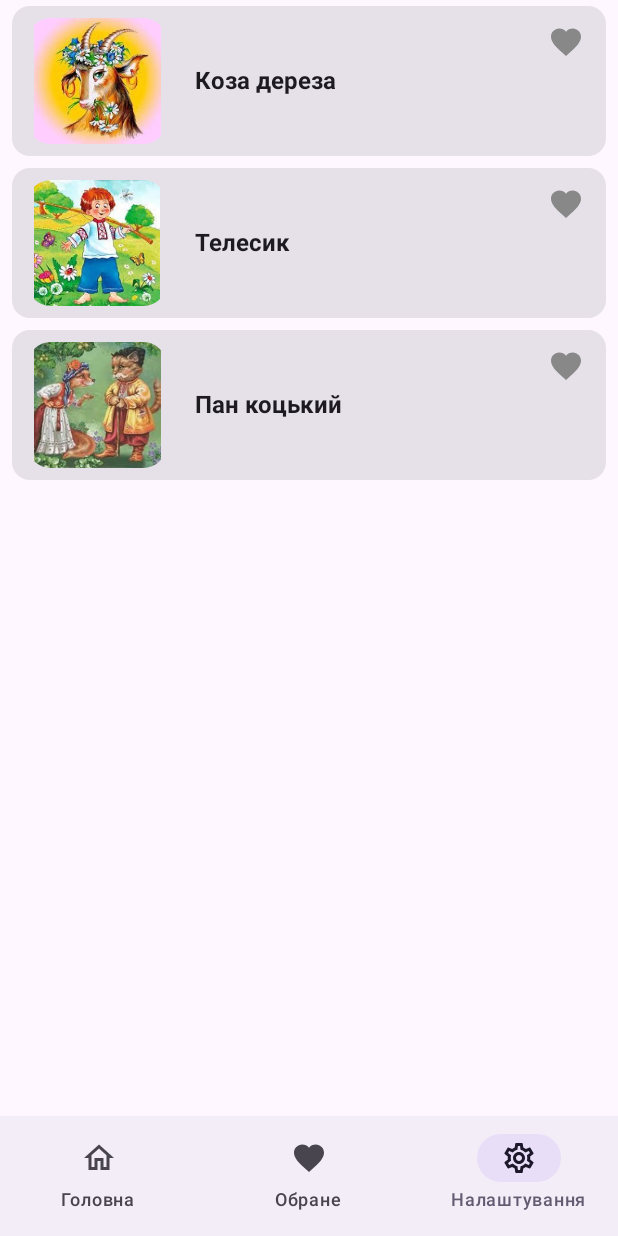
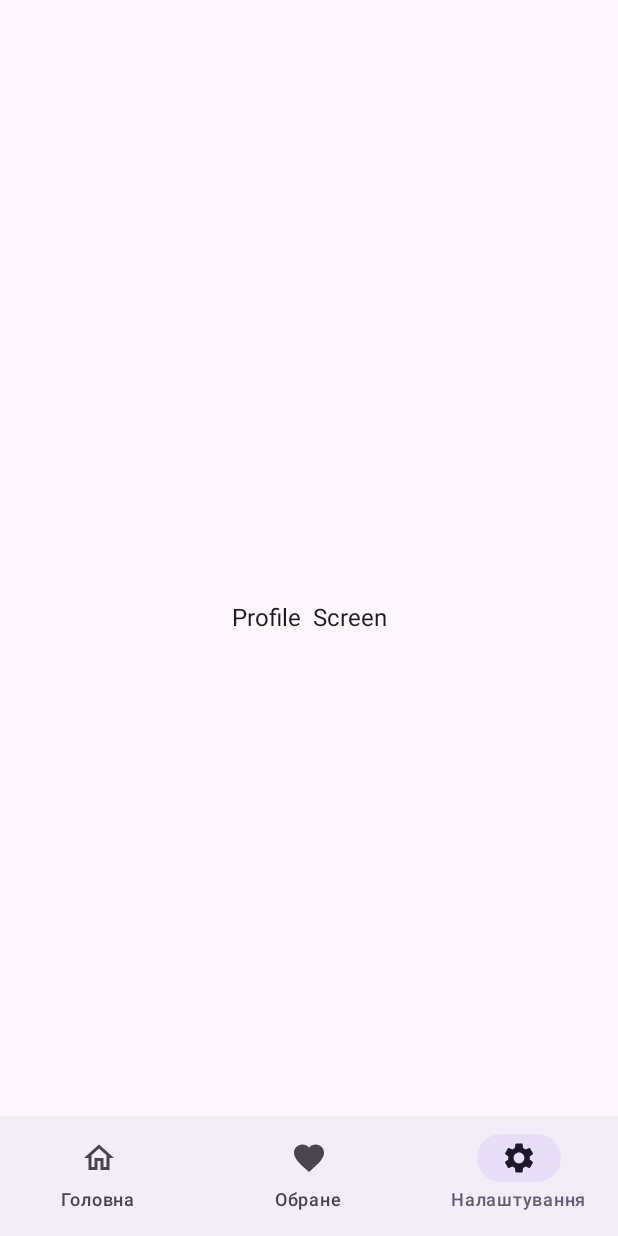
Before and after one commit to dgioto/FairyTales, an Android app built with Jetpack Compose: the screen it shows after launch (MainActivity), item 3 of the bottom bar chosen, on a phone screen of 412 x 824 dp. Run offline under Robolectric (Android 15) with nearby library versions, the phone set to English and light mode, and no system bars.

Commit message:
BottomNavigationBar improvements; setting up NavHost navigation

```diff
--- a/app/src/main/java/com/dgioto/fairytalesinukrainian/ui/MainScreen.kt
+++ b/app/src/main/java/com/dgioto/fairytalesinukrainian/ui/MainScreen.kt
@@ -1,5 +1,6 @@
 package com.dgioto.fairytalesinukrainian.ui
 
+import android.annotation.SuppressLint
 import androidx.compose.foundation.Image
 import androidx.compose.foundation.clickable
 import androidx.compose.foundation.layout.Arrangement
@@ -21,6 +22,7 @@ import androidx.compose.material3.Card
 import androidx.compose.material3.ExperimentalMaterial3Api
 import androidx.compose.material3.Icon
 import androidx.compose.material3.IconButton
+import androidx.compose.material3.NavigationBar
 import androidx.compose.material3.NavigationBarItem
 import androidx.compose.material3.Scaffold
 import androidx.compose.material3.Surface
@@ -28,7 +30,6 @@ import androidx.compose.material3.Text
 import androidx.compose.material3.TopAppBar
 import androidx.compose.runtime.Composable
 import androidx.compose.runtime.getValue
-import androidx.compose.runtime.mutableIntStateOf
 import androidx.compose.runtime.mutableStateOf
 import androidx.compose.runtime.remember
 import androidx.compose.runtime.setValue
@@ -43,80 +44,101 @@ import androidx.compose.ui.text.font.FontWeight
 import androidx.compose.ui.tooling.preview.Preview
 import androidx.compose.ui.unit.dp
 import androidx.compose.ui.unit.sp
+import androidx.navigation.NavController
+import androidx.navigation.NavHostController
+import androidx.navigation.NavType
+import androidx.navigation.compose.NavHost
+import androidx.navigation.compose.composable
+import androidx.navigation.compose.rememberNavController
+import androidx.navigation.navArgument
+import com.dgioto.fairytalesinukrainian.R
 import com.dgioto.fairytalesinukrainian.models.FairyTale
-import com.dgioto.fairytalesinukrainian.R
 import com.dgioto.fairytalesinukrainian.ui.theme.FairyTalesInUkrainianTheme
 
+@SuppressLint("UnusedMaterial3ScaffoldPaddingParameter")
 @Composable
 fun MainScreen() {
-    val navigateToDetail = remember { mutableStateOf(false) }
-    var selectedFairytale by remember { mutableStateOf<FairyTale?>(null) }
+    val navController = rememberNavController()
+    val items = listOf(
+        FairyTale(R.drawable.koza_dereza, "Коза дереза", "Description 1", false),
+        FairyTale(R.drawable.telesik, "Телесик", "Description 2", false),
+        FairyTale(R.drawable.pan_kozkiy, "Пан коцький", "Description 3", false),
+    )
 
-    if (navigateToDetail.value) {
-        DetailScreen(selectedFairytale!!, onBackClick = { navigateToDetail.value = false })
-    } else {
     Scaffold(
-            bottomBar = {
-                androidx.compose.material3.NavigationBar {
-                    val selectedItemPosition = remember {
-                        mutableIntStateOf(0)
+        bottomBar = { BottomNavigationBar(navController) }
+    ) {
+        NavHost(navController = navController, startDestination = NavigationItem.Home.route) {
+            composable(NavigationItem.Home.route) { HomeScreen(navController, items) }
+            composable(NavigationItem.Favourite.route) { FavouriteScreen() }
+            composable(NavigationItem.Profile.route) { ProfileScreen() }
+            composable(
+                route = "detail/{title}",
+                arguments = listOf(navArgument("title") { type = NavType.StringType })
+            ) { backStackEntry ->
+                val title = backStackEntry.arguments?.getString("title")
+                val fairyTale = items.find { it.title == title }
+                if (fairyTale != null) {
+                    DetailScreen(
+                        fairyTale = fairyTale,
+                        onBackClick = { navController.popBackStack() })
+                } else Text("Ошибка: Сказка не найдена")
+            }
+        }
+    }
 }
 
-                    val items = listOf(
-                        NavigationItem.Home,
-                        NavigationItem.Favourite,
-                        NavigationItem.Profile
+@Composable
+fun BottomNavigationBar(navController: NavController) {
+    NavigationBar {
+        var navigationSelectedItem by remember { mutableStateOf(0) }
+        val navItems = listOf(NavigationItem.Home, NavigationItem.Favourite, NavigationItem.Profile)
+
+        navItems.forEachIndexed { index, item ->
+            NavigationBarItem(
+                selected = index == navigationSelectedItem,
+                onClick = {
+                    navigationSelectedItem = index
+                    navController.navigate(item.route)
+                },
+                icon = {
+                    Icon(
+                        imageVector = if (index == navigationSelectedItem) item.selectedIcon
+                        else item.unselectedIcon,
+                        contentDescription = item.titleResId.toString()
                     )
-
-                    items.forEachIndexed { index, item ->
-                        NavigationBarItem(
-                            selected = selectedItemPosition.intValue == index,
-                            onClick = { selectedItemPosition.intValue = index },
-                            icon = {
-                                Icon(item.icon, contentDescription = null)
                 },
-                            label = {
-                                Text(text = stringResource(id = item.titleResId))
-                            }
+                label = { Text(text = stringResource(id = item.titleResId)) }
             )
         }
     }
 }
-        ) {
-            val items = listOf(
-                FairyTale(
-                    image = R.drawable.koza_dereza,
-                    title = "Коза дереза",
-                    description = "Description 1",
-                    isFavorite = false
-                ),
-                FairyTale(
-                    image = R.drawable.telesik,
-                    title = "Телесик",
-                    description = "Description 2",
-                    isFavorite = false
-                ),
-                FairyTale(
-                    image = R.drawable.pan_kozkiy,
-                    title = "Пан коцький",
-                    description = "Description 3",
-                    isFavorite = false
-                ),
-            )
 
-            LazyColumn(modifier = Modifier.padding(it)) {
+@Composable
+fun HomeScreen(navController: NavHostController, items: List<FairyTale>) {
+    LazyColumn(modifier = Modifier.padding()) {
         items(items) { item ->
-                    // Обработчик нажатия на FairyTaleItem
-                    val onItemClick: () -> Unit = {
-                        navigateToDetail.value = true
-                        selectedFairytale = item
-                    }
-                    // Вызов FairyTaleItem с передачей обработчика нажатия
-                    FairyTaleItem(fairyTale = item, onItemClick = onItemClick)
+            FairyTaleItem(navController, item)
         }
     }
 }
+
+@Composable
+fun FavouriteScreen() {
+    Column(
+        modifier = Modifier.fillMaxSize(),
+        verticalArrangement = Arrangement.Center,
+        horizontalAlignment = Alignment.CenterHorizontally
+    ) { Text("Favourite Screen") }
 }
+
+@Composable
+fun ProfileScreen() {
+    Column(
+        modifier = Modifier.fillMaxSize(),
+        verticalArrangement = Arrangement.Center,
+        horizontalAlignment = Alignment.CenterHorizontally
+    ) { Text("Profile  Screen") }
 }
 
 @OptIn(ExperimentalMaterial3Api::class)
@@ -159,7 +181,7 @@ fun DetailScreen(fairyTale: FairyTale, onBackClick: () -> Unit) {
 }
 
 @Composable
-fun FairyTaleItem(fairyTale: FairyTale, onItemClick: () -> Unit) {
+fun FairyTaleItem(navController: NavController, fairyTale: FairyTale) {
     val isFavoriteState = remember { mutableStateOf(fairyTale.isFavorite) }
 
     Card(
@@ -167,7 +189,12 @@ fun FairyTaleItem(fairyTale: FairyTale, onItemClick: () -> Unit) {
     ) {
         // Обработчик нажатия добавлен к Row
         Row(
-            modifier = Modifier.fillMaxWidth().clickable(onClick = onItemClick),
+            modifier = Modifier
+                .fillMaxWidth()
+                .clickable {
+                    // Переход на DetailScreen при нажатии
+                    navController.navigate("detail/${fairyTale.title}")
+                },
             horizontalArrangement = Arrangement.SpaceEvenly
         ) {
             Box(
--- a/app/src/main/java/com/dgioto/fairytalesinukrainian/ui/NavigationItem.kt
+++ b/app/src/main/java/com/dgioto/fairytalesinukrainian/ui/NavigationItem.kt
@@ -1,6 +1,9 @@
 package com.dgioto.fairytalesinukrainian.ui
 
 import androidx.compose.material.icons.Icons
+import androidx.compose.material.icons.filled.Favorite
+import androidx.compose.material.icons.filled.Home
+import androidx.compose.material.icons.filled.Settings
 import androidx.compose.material.icons.outlined.Favorite
 import androidx.compose.material.icons.outlined.Home
 import androidx.compose.material.icons.outlined.Settings
@@ -8,21 +11,29 @@ import androidx.compose.ui.graphics.vector.ImageVector
 import com.dgioto.fairytalesinukrainian.R
 
 sealed class NavigationItem(
+    val route: String,
     val titleResId: Int,
-    val icon: ImageVector
+    val selectedIcon: ImageVector,
+    val unselectedIcon: ImageVector
 ) {
     object Home : NavigationItem(
+        route = "home",
         titleResId = R.string.navigation_item_main,
-        icon = Icons.Outlined.Home
+        selectedIcon = Icons.Filled.Home,
+        unselectedIcon = Icons.Outlined.Home
     )
 
     object Favourite : NavigationItem(
+        route = "favourite",
         titleResId = R.string.navigation_item_favourite,
-        icon = Icons.Outlined.Favorite
+        selectedIcon = Icons.Filled.Favorite,
+        unselectedIcon = Icons.Outlined.Favorite
     )
 
     object Profile : NavigationItem(
+        route = "profile",
         titleResId = R.string.navigation_item_settings,
-        icon = Icons.Outlined.Settings
+        selectedIcon = Icons.Filled.Settings,
+        unselectedIcon = Icons.Outlined.Settings
     )
-    }
+}
```
Lines whose indentation alone changed are shown as unchanged.
